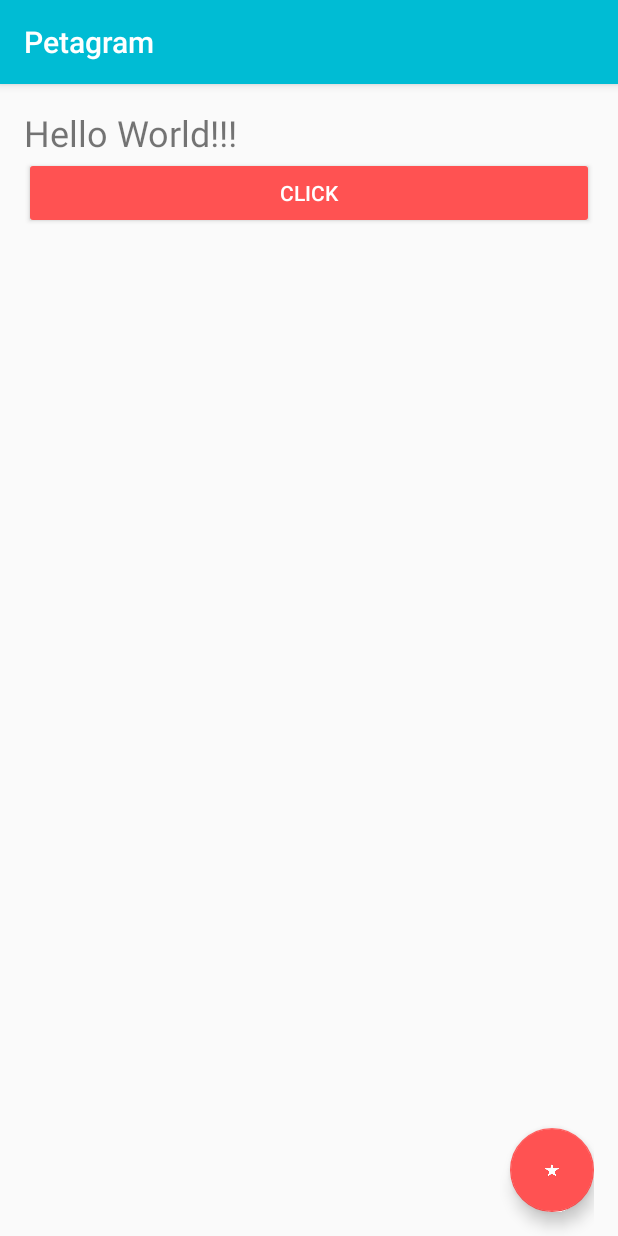
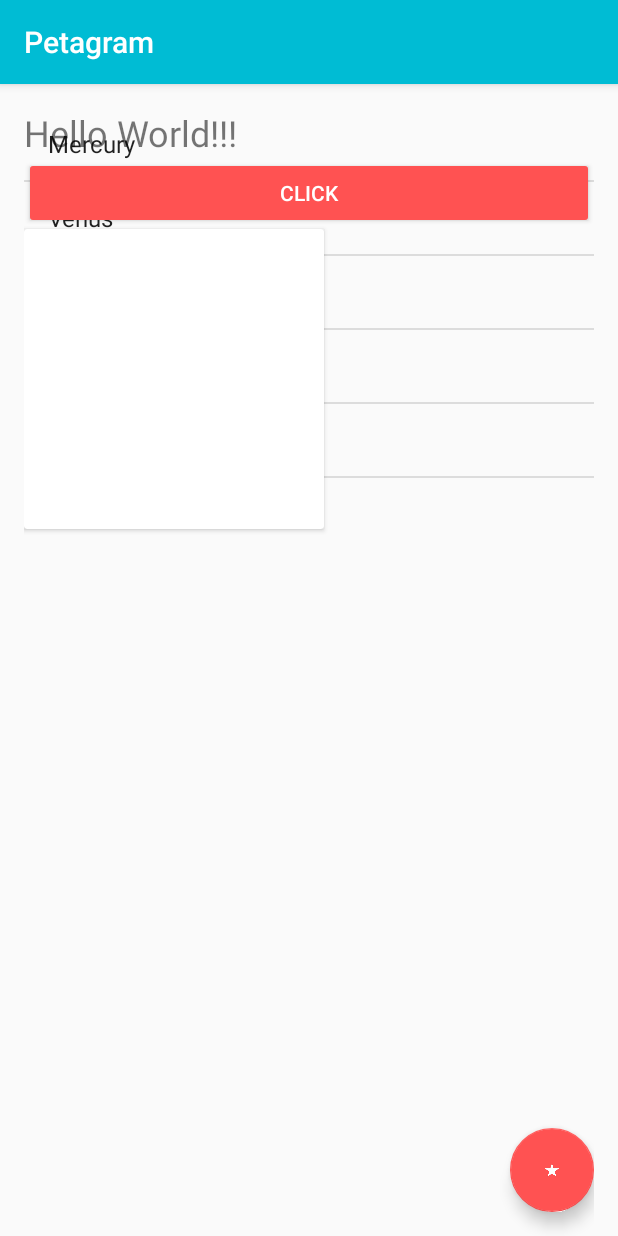
Before and after one commit to leticiacabrera/Petagram, an Android app: the screen it shows after launch (MainActivity), on a phone screen of 412 x 824 dp. Run offline under Robolectric (Android 15) with nearby library versions, the phone set to English and light mode, and no system bars.

Commit message:
Se agregó una Listview, una Cardview y un .xml llamado dimens

```diff
--- a/app/build.gradle
+++ b/app/build.gradle
@@ -31,5 +31,6 @@ dependencies {
     androidTestImplementation 'androidx.test.espresso:espresso-core:3.3.0'
     implementation 'com.android.support:design:28.0.0'
     implementation 'com.android.support:appcompat-v7:28.0.0'
+    implementation 'com.android.support:cardview-v7:28.0.0'
 
 }
--- a/app/src/main/java/leticiacabrera/petagram/MainActivity.java
+++ b/app/src/main/java/leticiacabrera/petagram/MainActivity.java
@@ -1,20 +1,48 @@
 package leticiacabrera.petagram;
 
 import androidx.appcompat.app.AppCompatActivity;
+import androidx.swiperefreshlayout.widget.SwipeRefreshLayout;
 
 import android.os.Bundle;
+import android.util.Log;
 import android.view.View;
+import android.widget.Adapter;
+import android.widget.ArrayAdapter;
+import android.widget.ListView;
 
 import com.google.android.material.floatingactionbutton.FloatingActionButton;
 import com.google.android.material.snackbar.Snackbar;
 
 public class MainActivity extends AppCompatActivity {
 
+    SwipeRefreshLayout srlMyIndicatorRefresh;
+    ListView lvMyList;
+    Adapter adapter;
+
     @Override
     protected void onCreate(Bundle savedInstanceState) {
         super.onCreate(savedInstanceState);
         setContentView(R.layout.activity_main);
         agregarFAB();
+
+        srlMyIndicatorRefresh = (SwipeRefreshLayout) findViewById(R.id.srlMyIndicatorRefresh);
+        lvMyList = (ListView) findViewById(R.id.lvMyList);
+
+
+        String[] planets = getResources().getStringArray(R.array.planets);
+        lvMyList.setAdapter(new ArrayAdapter<>(this, android.R.layout.simple_list_item_1, planets));
+
+        srlMyIndicatorRefresh.setOnRefreshListener(new SwipeRefreshLayout.OnRefreshListener() {
+            @Override
+            public void onRefresh() {
+            }
+        });
+    }
+
+    public void refreshingContent() {
+        String[] planets = getResources().getStringArray(R.array.planets);
+        lvMyList.setAdapter(new ArrayAdapter<>(this, android.R.layout.simple_list_item_1, planets));
+        srlMyIndicatorRefresh.setRefreshing(false);
     }
 
     public void agregarFAB(){
@@ -22,7 +50,14 @@ public class MainActivity extends AppCompatActivity {
         miFAB.setOnClickListener(new View.OnClickListener() {
             @Override
             public void onClick(View view) {
-                Snackbar.make(view, getResources().getString(R.string.mensaje), Snackbar.LENGTH_SHORT).show();
+                Snackbar.make(view, getResources().getString(R.string.message), Snackbar.LENGTH_LONG)
+                        .setAction(getResources().getString(R.string.text_action), new View.OnClickListener() {
+                            @Override
+                            public void onClick(View view) {
+                                Log.i("SNACKBAR", "Click in Snackbar");
+                            }
+                        })
+                        .show();
 
             }
         });
--- a/app/src/main/res/layout/activity_main.xml
+++ b/app/src/main/res/layout/activity_main.xml
@@ -1,5 +1,5 @@
 <?xml version="1.0" encoding="utf-8"?>
-<androidx.constraintlayout.widget.ConstraintLayout xmlns:android="http://schemas.android.com/apk/res/android"
+<androidx.coordinatorlayout.widget.CoordinatorLayout xmlns:android="http://schemas.android.com/apk/res/android"
     xmlns:app="http://schemas.android.com/apk/res-auto"
     xmlns:tools="http://schemas.android.com/tools"
     android:layout_width="match_parent"
@@ -8,6 +8,23 @@
     android:paddingTop="16dp"
     android:paddingRight="16dp"
     tools:context=".MainActivity">
+
+    <androidx.constraintlayout.widget.ConstraintLayout
+        android:layout_width="match_parent"
+        android:layout_height="match_parent">
+
+        <androidx.swiperefreshlayout.widget.SwipeRefreshLayout
+            android:id="@+id/srlMyIndicatorRefresh"
+            android:layout_width="match_parent"
+            android:layout_height="wrap_content"
+            android:layout_marginTop="16dp"
+            >
+
+            <ListView
+                android:id="@+id/lvMyList"
+                android:layout_width="match_parent"
+                android:layout_height="wrap_content" />
+        </androidx.swiperefreshlayout.widget.SwipeRefreshLayout>
 
         <TextView
             android:id="@+id/textViewTitle"
@@ -24,7 +41,8 @@
             android:layout_height="wrap_content"
             android:text="@string/button_name"
             android:theme="@style/MyRaisedButton"
-        app:layout_constraintTop_toBottomOf="@id/textViewTitle" />
+            app:layout_constraintTop_toBottomOf="@id/textViewTitle"
+             />
 
         <com.google.android.material.floatingactionbutton.FloatingActionButton
             android:id="@+id/buttonFloating"
@@ -37,4 +55,11 @@
             app:layout_constraintHorizontal_bias="1.0"
             app:layout_constraintStart_toStartOf="parent" />
 
+        <androidx.cardview.widget.CardView
+            android:layout_width="@dimen/card_size"
+            android:layout_height="@dimen/card_size"
+            app:layout_constraintTop_toBottomOf="@id/myButton"
+            />
+
     </androidx.constraintlayout.widget.ConstraintLayout>
+</androidx.coordinatorlayout.widget.CoordinatorLayout>
--- /dev/null
+++ b/app/src/main/res/values/dimens.xml
@@ -0,0 +1,4 @@
+<?xml version="1.0" encoding="utf-8"?>
+<resources>
+    <dimen name="card_size">200dp</dimen>
+</resources>
--- a/app/src/main/res/values/strings.xml
+++ b/app/src/main/res/values/strings.xml
@@ -2,4 +2,13 @@
     <string name="app_name">Petagram</string>
     <string name="button_name">Click</string>
     <string name="text_title">Hello World!!!</string>
+    <string name="message">Favoritos :)</string>
+    <string name="text_action">Acción</string>
+    <string-array name="planets">
+        <item>Mercury</item>
+        <item>Venus</item>
+        <item>Earth</item>
+        <item>Mars</item>
+        <item>Jupiter</item>
+    </string-array>
 </resources>
```
Lines whose indentation alone changed are shown as unchanged.
